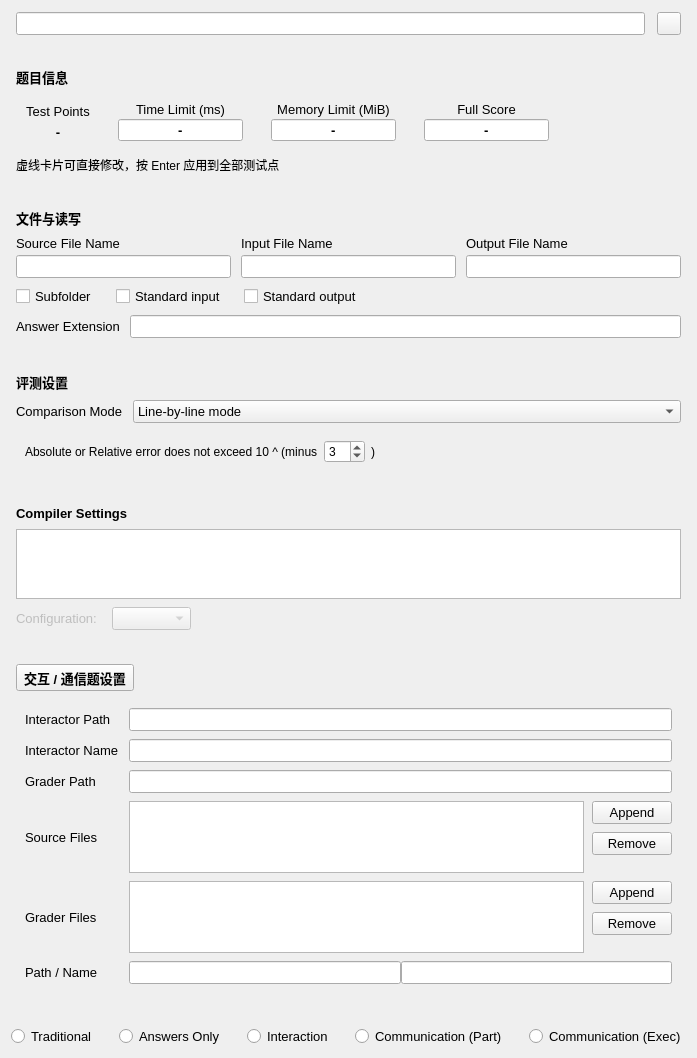
Old version of the form src/forms/taskeditwidget.ui in the repository cjliwea/LemonLime-Online.
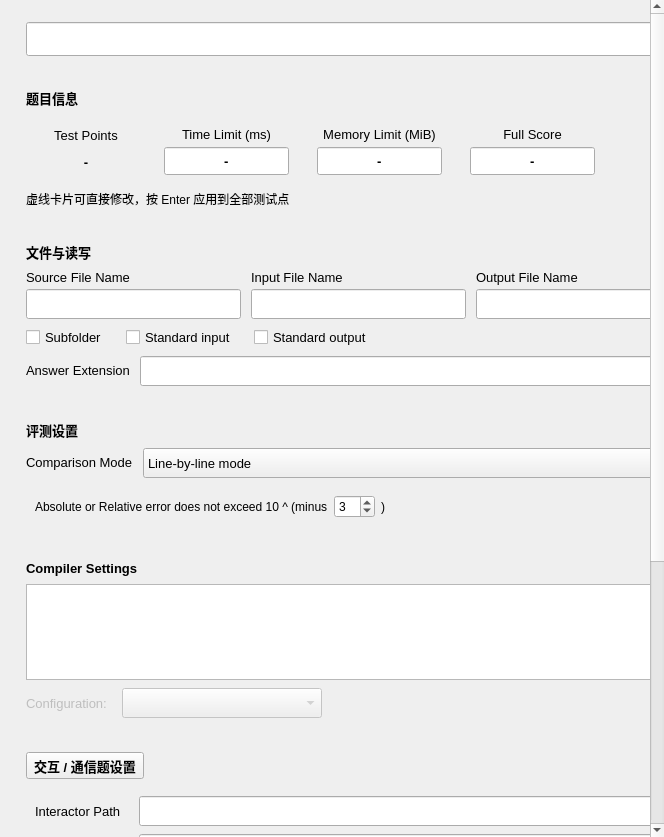
New version of the form. Icons and pictures are not drawn. Custom widgets are drawn as their Qt base class.

Commit message:
试题详情面板：整页可滚动 + 控件尺寸修复
- 根布局包进 QScrollArea：卡片栈超出可视高度时自动出现纵向滚动条，
  切换到交互/通信题时高级卡完整展开，输入框不再被压缩
- 题目信息四小格、文件名/路径/答案扩展名输入框、比较模式与配置下拉
  全部加最小尺寸（输入框统一 30px 高），值字号放大到 15px
- 文件与读写三个开关改为滑动胶囊样式（灰=关，柠檬绿=开）
- 编译列表加最小高度并做成圆角标签条样式
- fileGrid 三列均分、advancedGrid 输入列拉伸占满富余宽度

What changed in the file:
```diff
--- a/src/forms/taskeditwidget.ui
+++ b/src/forms/taskeditwidget.ui
@@ -17,20 +17,62 @@
        所有控件名保持不变，taskeditwidget.cpp 的连线与业务逻辑无需改动。 -->
   <layout class="QVBoxLayout" name="rootLayout">
    <property name="leftMargin">
-    <number>2</number>
+    <number>0</number>
    </property>
    <property name="topMargin">
-    <number>2</number>
+    <number>0</number>
    </property>
    <property name="rightMargin">
-    <number>2</number>
+    <number>0</number>
    </property>
    <property name="bottomMargin">
-    <number>2</number>
+    <number>0</number>
    </property>
    <property name="spacing">
-    <number>12</number>
+    <number>0</number>
    </property>
+   <item>
+    <widget class="QScrollArea" name="detailScroll">
+     <property name="sizePolicy">
+      <sizepolicy hsizetype="Expanding" vsizetype="Expanding">
+       <horstretch>0</horstretch>
+       <verstretch>0</verstretch>
+      </sizepolicy>
+     </property>
+     <property name="frameShape">
+      <enum>QFrame::Shape::NoFrame</enum>
+     </property>
+     <property name="horizontalScrollBarPolicy">
+      <enum>Qt::ScrollBarPolicy::ScrollBarAlwaysOff</enum>
+     </property>
+     <property name="widgetResizable">
+      <bool>true</bool>
+     </property>
+     <widget class="QWidget" name="scrollContent">
+      <property name="geometry">
+       <rect>
+        <x>0</x>
+        <y>0</y>
+        <width>640</width>
+        <height>920</height>
+       </rect>
+      </property>
+       <layout class="QVBoxLayout" name="cardStackLayout">
+        <property name="leftMargin">
+         <number>12</number>
+        </property>
+        <property name="topMargin">
+         <number>12</number>
+        </property>
+        <property name="rightMargin">
+         <number>12</number>
+        </property>
+        <property name="bottomMargin">
+         <number>16</number>
+        </property>
+        <property name="spacing">
+         <number>12</number>
+        </property>
    <!-- ========== 头部卡片：试题标题 + 题型下拉按钮 ========== -->
    <item>
     <widget class="QFrame" name="headCard">
@@ -58,6 +100,12 @@
       </property>
       <item>
        <widget class="QLineEdit" name="problemTitle">
+        <property name="minimumSize">
+         <size>
+          <width>200</width>
+          <height>34</height>
+         </size>
+        </property>
         <property name="font">
          <font>
           <pointsize>10</pointsize>
@@ -126,6 +174,12 @@
         </property>
         <item>
          <widget class="QFrame" name="infoBoxCase">
+          <property name="minimumSize">
+           <size>
+            <width>120</width>
+            <height>66</height>
+           </size>
+          </property>
           <layout class="QVBoxLayout" name="infoBoxCaseLayout">
            <property name="leftMargin">
             <number>10</number>
@@ -178,6 +232,12 @@
         </item>
         <item>
          <widget class="QFrame" name="infoBoxTime">
+          <property name="minimumSize">
+           <size>
+            <width>120</width>
+            <height>66</height>
+           </size>
+          </property>
           <layout class="QVBoxLayout" name="infoBoxTimeLayout">
            <property name="leftMargin">
             <number>10</number>
@@ -213,8 +273,8 @@
             <widget class="QLineEdit" name="taskInfoTimeValue">
              <property name="minimumSize">
               <size>
-               <width>56</width>
-               <height>22</height>
+               <width>72</width>
+               <height>28</height>
               </size>
              </property>
              <property name="font">
@@ -239,6 +299,12 @@
         </item>
         <item>
          <widget class="QFrame" name="infoBoxMemory">
+          <property name="minimumSize">
+           <size>
+            <width>120</width>
+            <height>66</height>
+           </size>
+          </property>
           <layout class="QVBoxLayout" name="infoBoxMemoryLayout">
            <property name="leftMargin">
             <number>10</number>
@@ -274,8 +340,8 @@
             <widget class="QLineEdit" name="taskInfoMemoryValue">
              <property name="minimumSize">
               <size>
-               <width>56</width>
-               <height>22</height>
+               <width>72</width>
+               <height>28</height>
               </size>
              </property>
              <property name="font">
@@ -300,6 +366,12 @@
         </item>
         <item>
          <widget class="QFrame" name="infoBoxScore">
+          <property name="minimumSize">
+           <size>
+            <width>120</width>
+            <height>66</height>
+           </size>
+          </property>
           <layout class="QVBoxLayout" name="infoBoxScoreLayout">
            <property name="leftMargin">
             <number>10</number>
@@ -335,8 +407,8 @@
             <widget class="QLineEdit" name="taskInfoScoreValue">
              <property name="minimumSize">
               <size>
-               <width>56</width>
-               <height>22</height>
+               <width>72</width>
+               <height>28</height>
               </size>
              </property>
              <property name="font">
@@ -489,6 +561,12 @@
         </item>
         <item row="1" column="0">
          <widget class="QLineEdit" name="sourceFileName">
+          <property name="minimumSize">
+           <size>
+            <width>150</width>
+            <height>30</height>
+           </size>
+          </property>
           <property name="font">
            <font>
             <pointsize>10</pointsize>
@@ -501,6 +579,12 @@
         </item>
         <item row="1" column="1">
          <widget class="QLineEdit" name="inputFileName">
+          <property name="minimumSize">
+           <size>
+            <width>150</width>
+            <height>30</height>
+           </size>
+          </property>
           <property name="font">
            <font>
             <pointsize>10</pointsize>
@@ -513,6 +597,12 @@
         </item>
         <item row="1" column="2">
          <widget class="QLineEdit" name="outputFileName">
+          <property name="minimumSize">
+           <size>
+            <width>150</width>
+            <height>30</height>
+           </size>
+          </property>
           <property name="font">
            <font>
             <pointsize>10</pointsize>
@@ -624,6 +714,12 @@
             <verstretch>0</verstretch>
            </sizepolicy>
           </property>
+          <property name="minimumSize">
+           <size>
+            <width>150</width>
+            <height>30</height>
+           </size>
+          </property>
           <property name="font">
            <font>
             <pointsize>10</pointsize>
@@ -697,6 +793,12 @@
         </item>
         <item>
          <widget class="QComboBox" name="comparisonMode">
+          <property name="minimumSize">
+           <size>
+            <width>300</width>
+            <height>30</height>
+           </size>
+          </property>
           <property name="font">
            <font>
             <pointsize>10</pointsize>
@@ -927,8 +1029,14 @@
        </widget>
       </item>
       <item>
-       <widget class="QListWidget" name="compilersList">
-        <property name="font">
+        <widget class="QListWidget" name="compilersList">
+         <property name="minimumSize">
+          <size>
+           <width>0</width>
+           <height>96</height>
+          </size>
+         </property>
+         <property name="font">
          <font>
           <pointsize>10</pointsize>
          </font>
@@ -969,6 +1077,12 @@
           <property name="enabled">
            <bool>false</bool>
           </property>
+          <property name="minimumSize">
+           <size>
+            <width>200</width>
+            <height>30</height>
+           </size>
+          </property>
           <property name="font">
            <font>
             <pointsize>10</pointsize>
@@ -1065,6 +1179,12 @@
          </item>
          <item row="0" column="1">
           <widget class="FileLineEdit" name="interactorPath">
+           <property name="minimumSize">
+            <size>
+             <width>200</width>
+             <height>30</height>
+            </size>
+           </property>
            <property name="font">
             <font>
              <pointsize>10</pointsize>
@@ -1090,6 +1210,12 @@
          </item>
          <item row="1" column="1">
           <widget class="QLineEdit" name="interactorName">
+           <property name="minimumSize">
+            <size>
+             <width>200</width>
+             <height>30</height>
+            </size>
+           </property>
            <property name="font">
             <font>
              <pointsize>10</pointsize>
@@ -1115,6 +1241,12 @@
          </item>
          <item row="2" column="1">
           <widget class="FileLineEdit" name="graderPath">
+           <property name="minimumSize">
+            <size>
+             <width>200</width>
+             <height>30</height>
+            </size>
+           </property>
            <property name="font">
             <font>
              <pointsize>10</pointsize>
@@ -1153,7 +1285,7 @@
              <property name="minimumSize">
               <size>
                <width>0</width>
-               <height>72</height>
+               <height>96</height>
               </size>
              </property>
              <property name="maximumSize">
@@ -1273,7 +1405,7 @@
              <property name="minimumSize">
               <size>
                <width>0</width>
-               <height>72</height>
+               <height>96</height>
               </size>
              </property>
              <property name="maximumSize">
@@ -1387,6 +1519,12 @@
           <layout class="QHBoxLayout" name="horizontalLayout_5">
            <item>
             <widget class="QLineEdit" name="multiFilesPathLineEdit">
+             <property name="minimumSize">
+              <size>
+               <width>150</width>
+               <height>30</height>
+              </size>
+             </property>
              <property name="font">
               <font>
                <pointsize>10</pointsize>
@@ -1396,6 +1534,12 @@
            </item>
            <item>
             <widget class="QLineEdit" name="multiFilesNameLineEdit">
+             <property name="minimumSize">
+              <size>
+               <width>150</width>
+               <height>30</height>
+              </size>
+             </property>
              <property name="font">
               <font>
                <pointsize>10</pointsize>
@@ -1578,7 +1722,11 @@
      </property>
     </spacer>
    </item>
-  </layout>
+      </layout>
+     </widget>
+    </widget>
+   </item>
+ </layout>
  </widget>
  <customwidgets>
   <customwidget>
```
Left out of the diff: 3 changed lines with no effect on the pictures. The commit also changes 2 other files.
